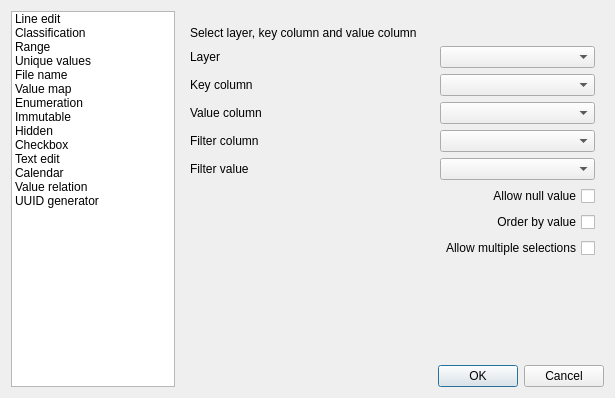
Qt form src/ui/qgsattributetypeedit.ui (qgis/QGIS) before a commit.
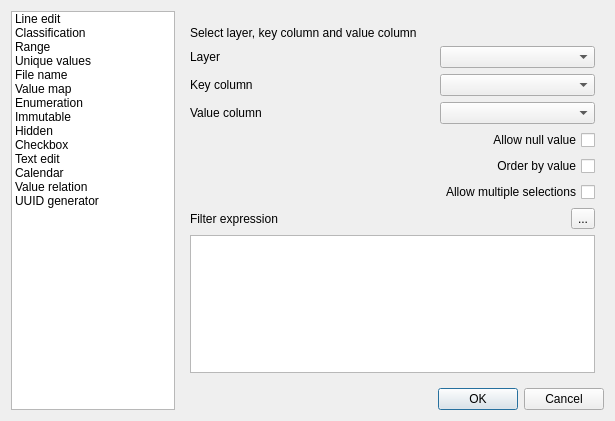
The same form after that commit. The open tabs and pages were chosen to show the change.

Commit message: [FEATURE] allow filter expressions in value relations (and fix display of related values and value maps in attribute table)

Diff of the .ui file:
```diff
--- a/src/ui/qgsattributetypeedit.ui
+++ b/src/ui/qgsattributetypeedit.ui
@@ -7,7 +7,7 @@
     <x>0</x>
     <y>0</y>
     <width>615</width>
-    <height>398</height>
+    <height>421</height>
    </rect>
   </property>
   <property name="windowTitle">
@@ -552,22 +552,22 @@
          </property>
         </widget>
        </item>
+       <item row="11" column="0" colspan="3">
+        <spacer name="verticalSpacer_10">
+         <property name="orientation">
+          <enum>Qt::Vertical</enum>
+         </property>
+         <property name="sizeHint" stdset="0">
+          <size>
+           <width>20</width>
+           <height>40</height>
+          </size>
+         </property>
+        </spacer>
+       </item>
        <item row="2" column="2">
         <widget class="QComboBox" name="valueRelationKeyColumn"/>
        </item>
-       <item row="10" column="0" colspan="3">
-        <spacer name="verticalSpacer_10">
-         <property name="orientation">
-          <enum>Qt::Vertical</enum>
-         </property>
-         <property name="sizeHint" stdset="0">
-          <size>
-           <width>20</width>
-           <height>40</height>
-          </size>
-         </property>
-        </spacer>
-       </item>
        <item row="3" column="2">
         <widget class="QComboBox" name="valueRelationValueColumn"/>
        </item>
@@ -578,7 +578,7 @@
          </property>
         </widget>
        </item>
-       <item row="6" column="2">
+       <item row="5" column="2">
         <widget class="QCheckBox" name="valueRelationAllowNull">
          <property name="layoutDirection">
           <enum>Qt::RightToLeft</enum>
@@ -588,7 +588,7 @@
          </property>
         </widget>
        </item>
-       <item row="7" column="2">
+       <item row="6" column="2">
         <widget class="QCheckBox" name="valueRelationOrderByValue">
          <property name="layoutDirection">
           <enum>Qt::RightToLeft</enum>
@@ -598,7 +598,7 @@
          </property>
         </widget>
        </item>
-       <item row="8" column="2">
+       <item row="7" column="2">
         <widget class="QCheckBox" name="valueRelationAllowMulti">
          <property name="layoutDirection">
           <enum>Qt::RightToLeft</enum>
@@ -608,9 +608,6 @@
          </property>
         </widget>
        </item>
-       <item row="4" column="2">
-        <widget class="QComboBox" name="valueRelationFilterColumn"/>
-       </item>
        <item row="3" column="0">
         <widget class="QLabel" name="label_7">
          <property name="text">
@@ -621,29 +618,29 @@
          </property>
         </widget>
        </item>
-       <item row="4" column="0">
+       <item row="10" column="0" colspan="3">
+        <widget class="QTextEdit" name="valueRelationFilterExpression"/>
+       </item>
+       <item row="9" column="0">
         <widget class="QLabel" name="label_19">
          <property name="text">
-          <string>Filter column</string>
+          <string>Filter expression</string>
          </property>
          <property name="buddy">
           <cstring>valueRelationValueColumn</cstring>
          </property>
         </widget>
        </item>
-       <item row="5" column="0">
-        <widget class="QLabel" name="label_20">
+       <item row="9" column="2">
+        <widget class="QToolButton" name="valueRelationEditExpression">
+         <property name="layoutDirection">
+          <enum>Qt::RightToLeft</enum>
+         </property>
          <property name="text">
-          <string>Filter value</string>
-         </property>
-         <property name="buddy">
-          <cstring>valueRelationValueColumn</cstring>
+          <string>...</string>
          </property>
         </widget>
        </item>
-       <item row="5" column="2">
-        <widget class="QComboBox" name="valueRelationFilterValue"/>
-       </item>
       </layout>
      </widget>
      <widget class="QWidget" name="uuidGenPage">
```
Left out of the diff: 2 changed lines with no effect on the pictures. The commit also changes 8 other files.
